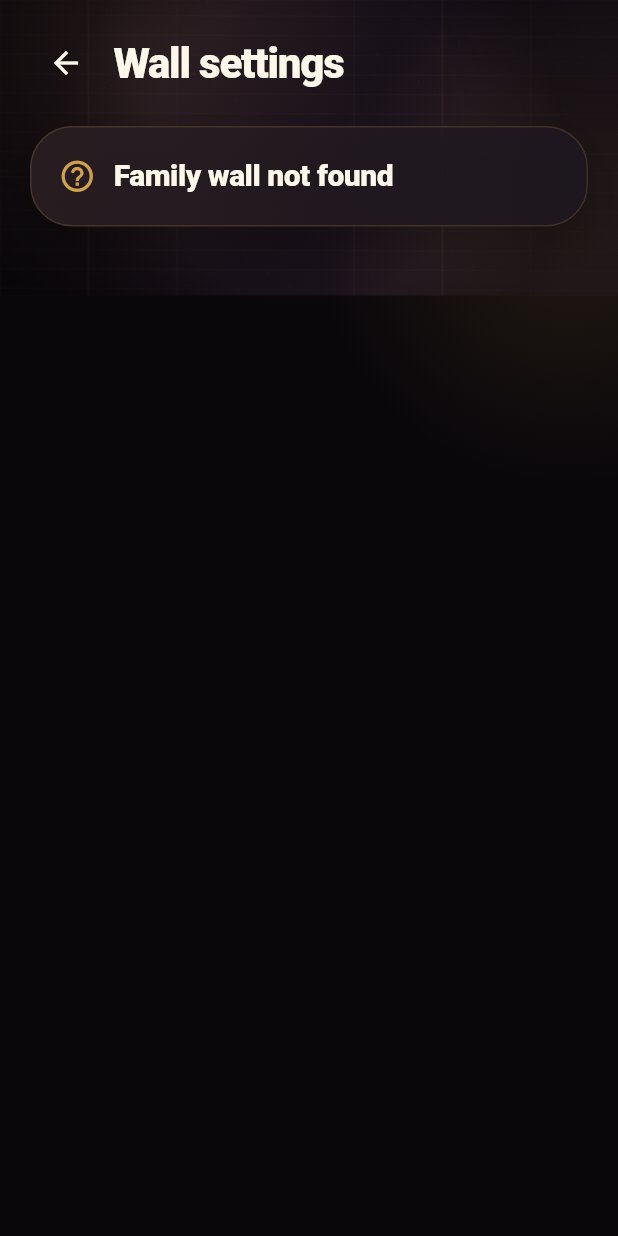
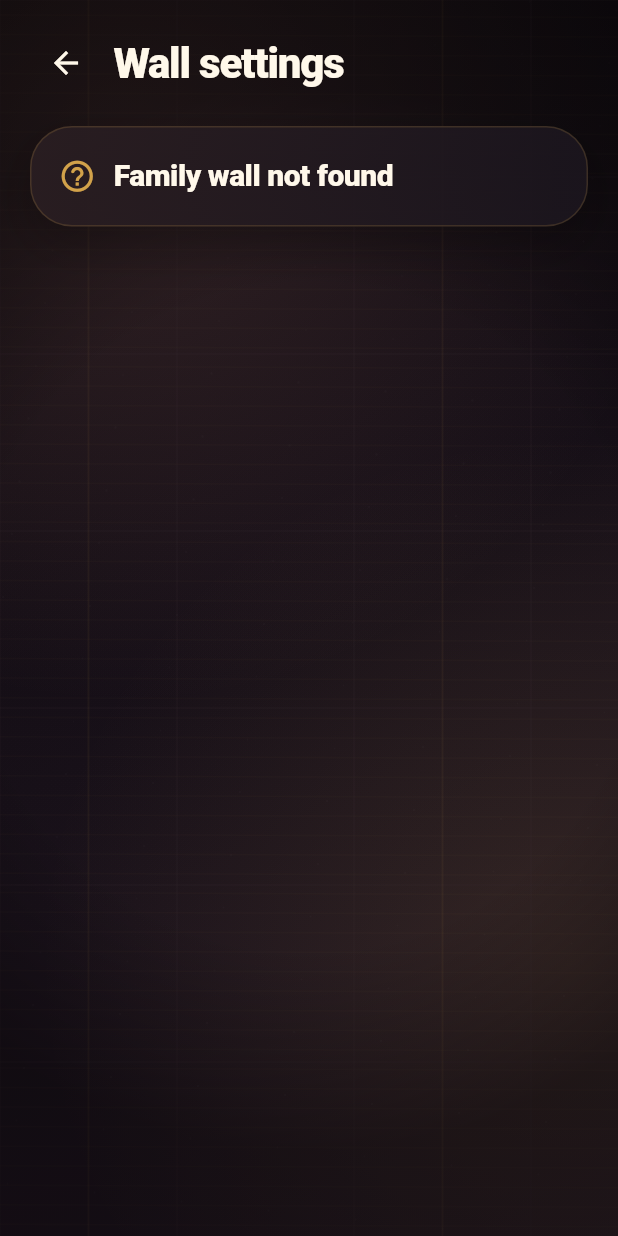
Before and after one commit to george-killua/life_threads, a Flutter app: the FamilySettingsPage screen opened directly with empty values, on a phone screen of 412 x 824 dp. Run offline on Flutter 3.47's test engine with Material 3 defaults, Android fonts, the phone set to English and light mode, and no system bars; our stand-ins replace app_links, audioplayers, drift, file_picker, flutter_contacts, flutter_local_notifications and 14 more; missing offline and left inert: cryptography, gal, in_app_purchase_android, in_app_purchase_storekit, mobile_scanner, photo_manager and 1 more; accounts and stored records are empty; generated files the repository leaves out were written again; Roboto replaces fonts that are missing (Avenir).

Commit message:
Fill the screen with the wall background; explain subscription check errors.
- WallBackground expands to the whole Scaffold body, so short pages (family
  walls, settings, Premium) no longer end in a black lower half.
- Family wall errors subscription_verification_not_configured/_failed and
  purchase_linked_to_other_account get their own messages in EN, DE and AR.

Co-Authored-By: Claude Opus 5.5 <noreply@anthropic.com>

```diff
--- a/lib/features/family/presentation/family_flows.dart
+++ b/lib/features/family/presentation/family_flows.dart
@@ -54,6 +54,11 @@ String familyErrorMessage(AppLocalizations l10n, Object error) {
     'family_key_missing' => l10n.familyErrorKeyMissing,
     'sign_in_unavailable' => l10n.familyErrorSignInUnavailable,
     'no_purchase_found' => l10n.familyErrorNoPurchase,
+    'subscription_verification_not_configured' ||
+    'subscription_verification_failed' =>
+      l10n.familyErrorVerificationUnavailable,
+    'purchase_linked_to_other_account' =>
+      l10n.familyErrorPurchaseLinkedElsewhere,
     'name_too_long' => l10n.familyErrorNameTooLong,
     'photo_unreadable' => l10n.familyErrorPhotoUnreadable,
     'too_large' => l10n.familyErrorTooLarge,
--- a/lib/features/wall/presentation/widgets/wall_background.dart
+++ b/lib/features/wall/presentation/widgets/wall_background.dart
@@ -24,11 +24,15 @@ class WallBackground extends ConsumerWidget {
         ? WallThemePreset.warmMemoryRoom
         : selectedTheme;
 
-    return DecoratedBox(
-      decoration: BoxDecoration(color: theme.background),
-      child: CustomPaint(
-        painter: _MemoryRoomPainter(theme: theme),
-        child: child,
+    // Scaffold gives its body loose constraints: without the expand, the
+    // wall ends where a short page's content ends.
+    return SizedBox.expand(
+      child: DecoratedBox(
+        decoration: BoxDecoration(color: theme.background),
+        child: CustomPaint(
+          painter: _MemoryRoomPainter(theme: theme),
+          child: child,
+        ),
       ),
     );
   }
--- a/lib/l10n/app_ar.arb
+++ b/lib/l10n/app_ar.arb
@@ -898,6 +898,8 @@
   "familyErrorKeyMissing": "لا يملك هذا الجهاز مفتاح جدار العائلة هذا (مثلاً بعد إعادة التثبيت أو على هاتف جديد). اطلب من أحد الأعضاء رابط دعوة جديداً، فبفتحه يُستعاد الوصول.",
   "familyErrorSignInUnavailable": "تسجيل الدخول غير متاح على هذا الجهاز حالياً.",
   "familyErrorNoPurchase": "لم يُعثر على شراء Premium لحساب App Store أو Google Play هذا. احصل على Premium أولاً ثم حاول مجدداً.",
+  "familyErrorVerificationUnavailable": "تعذّر التحقق من اشتراك Premium الآن. حاول مجدداً لاحقاً.",
+  "familyErrorPurchaseLinkedElsewhere": "شراء Premium هذا مرتبط بالفعل بحساب آخر لجدران العائلة. سجّل الدخول بذلك الحساب أو راسلنا على info@gkcoding.dev.",
   "familyErrorNameTooLong": "هذا الاسم طويل جداً. يُرجى استخدام اسم أقصر.",
   "familyErrorPhotoUnreadable": "تعذّرت قراءة إحدى الصور. أزلها وحاول مجدداً.",
   "familyErrorTooLarge": "هذا كبير جداً للرفع. جرّب صوراً أقل أو أصغر.",
--- a/lib/l10n/app_de.arb
+++ b/lib/l10n/app_de.arb
@@ -898,6 +898,8 @@
   "familyErrorKeyMissing": "Dieses Gerät hat den Schlüssel für diese Familienwand nicht (zum Beispiel nach einer Neuinstallation oder auf einem neuen Handy). Bitte ein Mitglied um einen neuen Einladungslink: Ihn zu öffnen stellt den Zugang wieder her.",
   "familyErrorSignInUnavailable": "Die Anmeldung ist auf diesem Gerät gerade nicht verfügbar.",
   "familyErrorNoPurchase": "Für dieses App-Store- oder Google-Play-Konto wurde kein Premium-Kauf gefunden. Hol dir zuerst Premium und versuche es dann erneut.",
+  "familyErrorVerificationUnavailable": "Dein Premium konnte gerade nicht geprüft werden. Bitte versuche es später erneut.",
+  "familyErrorPurchaseLinkedElsewhere": "Dieser Premium-Kauf ist schon mit einem anderen Familienwand-Konto verknüpft. Melde dich mit diesem Konto an oder schreib an info@gkcoding.dev.",
   "familyErrorNameTooLong": "Dieser Name ist zu lang. Bitte nimm einen kürzeren.",
   "familyErrorPhotoUnreadable": "Eines der Fotos konnte nicht gelesen werden. Entferne es und versuche es erneut.",
   "familyErrorTooLarge": "Das ist zu groß zum Hochladen. Versuche es mit weniger oder kleineren Fotos.",
--- a/lib/l10n/app_en.arb
+++ b/lib/l10n/app_en.arb
@@ -1356,6 +1356,8 @@
   "familyErrorKeyMissing": "This device does not have the key for this family wall (for example after a reinstall or on a new phone). Ask a member for a new invite link: opening it restores access.",
   "familyErrorSignInUnavailable": "Sign-in is not available on this device right now.",
   "familyErrorNoPurchase": "No Premium purchase was found for this App Store or Google Play account. Get Premium first, then try again.",
+  "familyErrorVerificationUnavailable": "Your Premium could not be checked right now. Please try again later.",
+  "familyErrorPurchaseLinkedElsewhere": "This Premium purchase is already linked to another family wall account. Sign in with that account, or contact info@gkcoding.dev.",
   "familyErrorNameTooLong": "That name is too long. Please use a shorter one.",
   "familyErrorPhotoUnreadable": "One of the photos could not be read. Remove it and try again.",
   "familyErrorTooLarge": "This is too large to upload. Try fewer or smaller photos.",
```
Also changed, not shown: lib/l10n/generated/app_localizations.dart, lib/l10n/generated/app_localizations_ar.dart, lib/l10n/generated/app_localizations_de.dart, lib/l10n/generated/app_localizations_en.dart.
